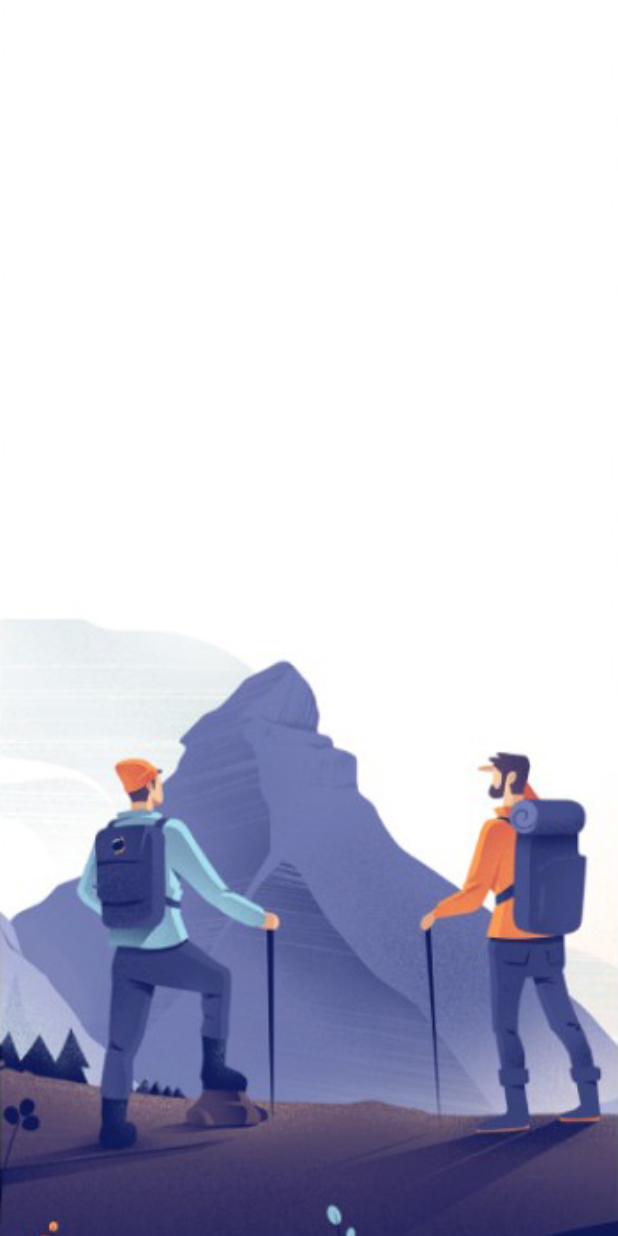
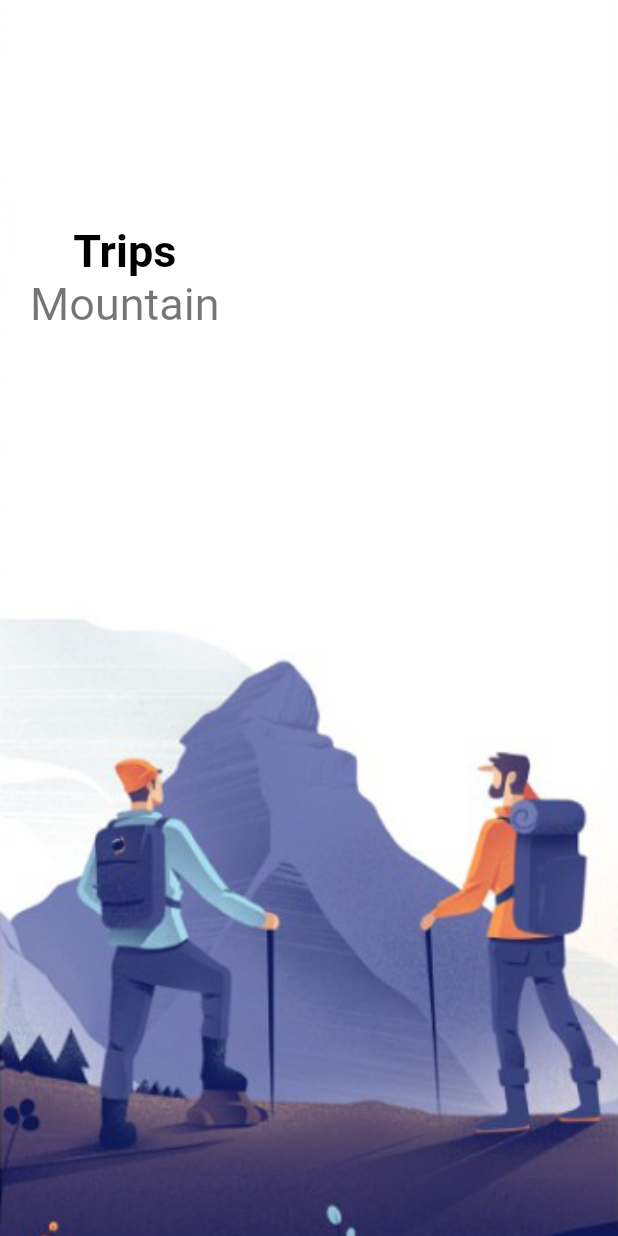
Before and after one commit to sxjal/More-Journeys, a Flutter app: the screen it shows after launch, on a phone screen of 412 x 824 dp. Run offline on Flutter 3.47's test engine with Material 2 defaults, Android fonts, the phone set to English and light mode, and no system bars.

Commit message:
text widget

```diff
--- a/lib/pages/welcome_page.dart
+++ b/lib/pages/welcome_page.dart
@@ -1,5 +1,7 @@
 import "package:flutter/material.dart";
 import "package:flutter/rendering.dart";
+import "package:morejourneys/widgets/app_large_text.dart";
+import "package:morejourneys/widgets/app_text.dart";
 
 class WelcomePage extends StatefulWidget {
   const WelcomePage({Key? key}) : super(key: key);
@@ -32,10 +34,13 @@ class _WelcomePageState extends State<WelcomePage> {
             ),
             child: Container(
               margin: const EdgeInsets.only(top: 150, left: 20, right: 20),
-              child: Row(
+              child: const Row(
                 children: [
                   Column(
-                    children: [],
+                    children: [
+                      AppLargeText(text: "Trips"),
+                      AppText(text: "Mountain", size: 30),
+                    ],
                   ),
                 ],
               ),
--- a/lib/widgets/app_large_text.dart
+++ b/lib/widgets/app_large_text.dart
@@ -1,8 +1,12 @@
 import 'package:flutter/material.dart';
 
 class AppLargeText extends StatelessWidget {
-  const AppLargeText(
-      {super.key, this.size = 30, required this.text, required this.color});
+  const AppLargeText({
+    super.key,
+    this.size = 30,
+    required this.text,
+    this.color = Colors.black,
+  });
 
   final int size;
   final String text;
--- a/lib/widgets/app_text.dart
+++ b/lib/widgets/app_text.dart
@@ -1,3 +1,25 @@
-import "package:flutter/material.dart";
+import 'package:flutter/material.dart';
 
-class
+class AppText extends StatelessWidget {
+  const AppText({
+    super.key,
+    this.size = 16,
+    required this.text,
+    this.color = Colors.black54,
+  });
+
+  final int size;
+  final String text;
+  final Color color;
+
+  @override
+  Widget build(BuildContext context) {
+    return Text(
+      text,
+      style: TextStyle(
+        fontSize: size.toDouble(),
+        color: color,
+      ),
+    );
+  }
+}
```
